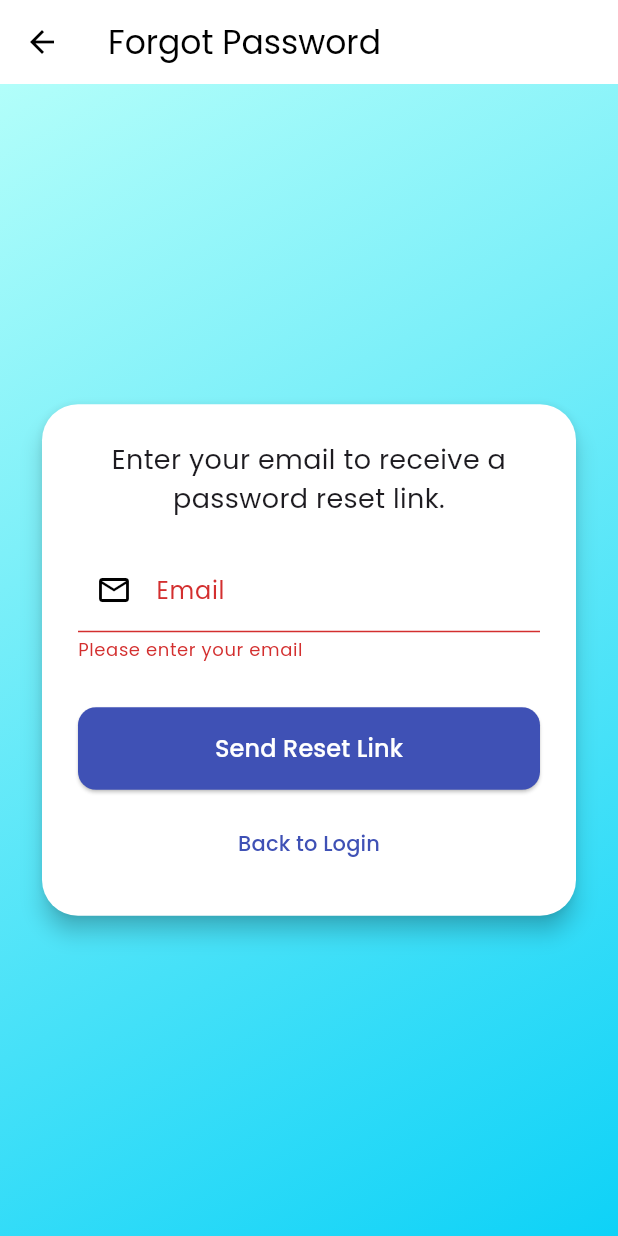
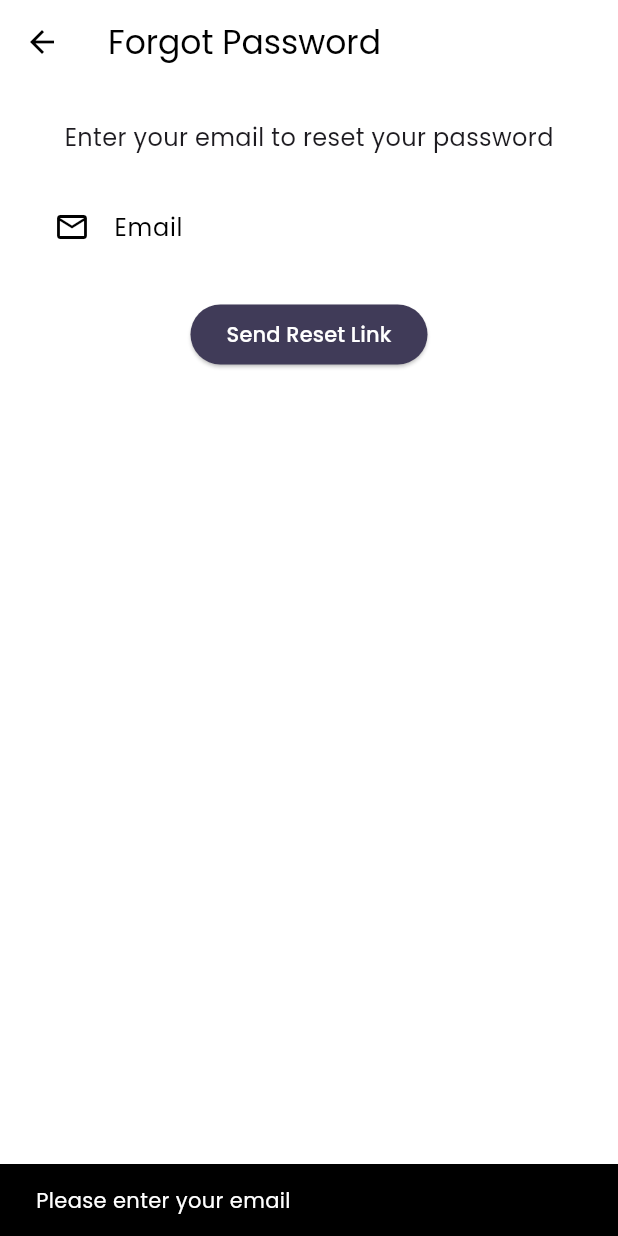
Before and after one commit to Arjav-07/skill_waves, a Flutter app: the ForgotPasswordPage screen opened directly, after a tap on "Send Reset Link", on a phone screen of 412 x 824 dp. Run offline on Flutter 3.47's test engine with Material 3 defaults, Android fonts, the light colour scheme and no system bars; our stand-ins replace firebase_auth, firebase_core, google_fonts, velocity_x; accounts and stored records are empty; generated files the repository leaves out were written again; statements that could not run were skipped.

Commit message:
Update forgotpassword.dart

```diff
--- a/lib/pages/forgotpassword.dart
+++ b/lib/pages/forgotpassword.dart
@@ -1,4 +1,5 @@
 import 'package:flutter/material.dart';
+import 'package:firebase_auth/firebase_auth.dart';
 
 class ForgotPasswordPage extends StatefulWidget {
   const ForgotPasswordPage({super.key});
@@ -8,119 +9,65 @@ class ForgotPasswordPage extends StatefulWidget {
 }
 
 class _ForgotPasswordPageState extends State<ForgotPasswordPage> {
-  final _formKey = GlobalKey<FormState>();
   final TextEditingController emailController = TextEditingController();
-  bool isSubmitting = false;
+  bool isLoading = false;
 
-  void _handleSubmit() async {
-    if (_formKey.currentState!.validate()) {
-      setState(() => isSubmitting = true);
+  void _resetPassword() async {
+    if (emailController.text.trim().isEmpty) {
+      ScaffoldMessenger.of(
+        context,
+      ).showSnackBar(const SnackBar(content: Text("Please enter your email")));
+      return;
+    }
 
-      // Simulate sending reset email
-      await Future.delayed(const Duration(seconds: 2));
-
-      setState(() => isSubmitting = false);
+    try {
+      setState(() => isLoading = true);
+      await FirebaseAuth.instance.sendPasswordResetEmail(
+        email: emailController.text.trim(),
+      );
+      setState(() => isLoading = false);
 
       ScaffoldMessenger.of(context).showSnackBar(
-        const SnackBar(content: Text('Password reset link sent!')),
+        const SnackBar(
+          content: Text("Password reset email sent! Check your inbox."),
+        ),
       );
-
-      // Optionally go back to login page after sending reset
-      Navigator.pop(context);
+    } on FirebaseAuthException catch (e) {
+      setState(() => isLoading = false);
+      ScaffoldMessenger.of(context).showSnackBar(
+        SnackBar(content: Text(e.message ?? "Error resetting password")),
+      );
     }
   }
 
   @override
   Widget build(BuildContext context) {
     return Scaffold(
-      appBar: AppBar(
-        title: const Text('Forgot Password'),
-
-      ),
-      body: Container(
-        decoration: const BoxDecoration(
-          gradient: LinearGradient(
-            colors: [Color(0xFFB2FEFA), Color(0xFF0ED2F7)],
-            begin: Alignment.topLeft,
-            end: Alignment.bottomRight,
-          ),
-        ),
-        padding: const EdgeInsets.symmetric(horizontal: 24, vertical: 40),
-        child: Center(
-          child: SingleChildScrollView(
-            child: Card(
-              elevation: 6,
-              shape: RoundedRectangleBorder(
-                borderRadius: BorderRadius.circular(24),
-              ),
-              child: Padding(
-                padding: const EdgeInsets.all(24),
-                child: Form(
-                  key: _formKey,
+      appBar: AppBar(title: const Text("Forgot Password")),
+      body: Padding(
+        padding: const EdgeInsets.all(24.0),
         child: Column(
-                    mainAxisSize: MainAxisSize.min,
           children: [
             const Text(
-                        'Enter your email to receive a password reset link.',
-                        style: TextStyle(fontSize: 18),
-                        textAlign: TextAlign.center,
+              "Enter your email to reset your password",
+              style: TextStyle(fontSize: 16),
             ),
             const SizedBox(height: 20),
-                      TextFormField(
+            TextField(
               controller: emailController,
               decoration: const InputDecoration(
                 prefixIcon: Icon(Icons.email_outlined),
-                          labelText: 'Email',
-                        ),
-                        validator: (value) {
-                          if (value == null || value.isEmpty) {
-                            return 'Please enter your email';
-                          }
-                          // Basic email validation
-                          if (!RegExp(r'^[^@]+@[^@]+\.[^@]+').hasMatch(value)) {
-                            return 'Enter a valid email address';
-                          }
-                          return null;
-                        },
-                      ),
-                      const SizedBox(height: 30),
-                      SizedBox(
-                        width: double.infinity,
-                        child: ElevatedButton(
-                          onPressed: isSubmitting ? null : _handleSubmit,
-                          style: ElevatedButton.styleFrom(
-                            padding: const EdgeInsets.symmetric(vertical: 16),
-                            backgroundColor: Colors.indigo,
-                            shape: RoundedRectangleBorder(
-                              borderRadius: BorderRadius.circular(12),
+                labelText: "Email",
               ),
             ),
-                          child: isSubmitting
-                              ? const CircularProgressIndicator(
-                                  color: Colors.white,
-                                )
-                              : const Text(
-                                  'Send Reset Link',
-                                  style: TextStyle(fontSize: 16),
-                                ),
-                        ),
-                      ),
-                      const SizedBox(height: 12),
-                      TextButton(
-                        onPressed: () {
-                          Navigator.pop(context);
-                        },
-                        child: const Text(
-                          'Back to Login',
-                          style: TextStyle(color: Colors.indigo),
-                        ),
+            const SizedBox(height: 20),
+            ElevatedButton(
+              onPressed: isLoading ? null : _resetPassword,
+              child: isLoading
+                  ? const CircularProgressIndicator(color: Colors.white)
+                  : const Text("Send Reset Link"),
             ),
           ],
-                  ),
-                ),
-              ),
-            ),
-          ),
         ),
       ),
     );
```
Lines whose indentation alone changed are shown as unchanged.
